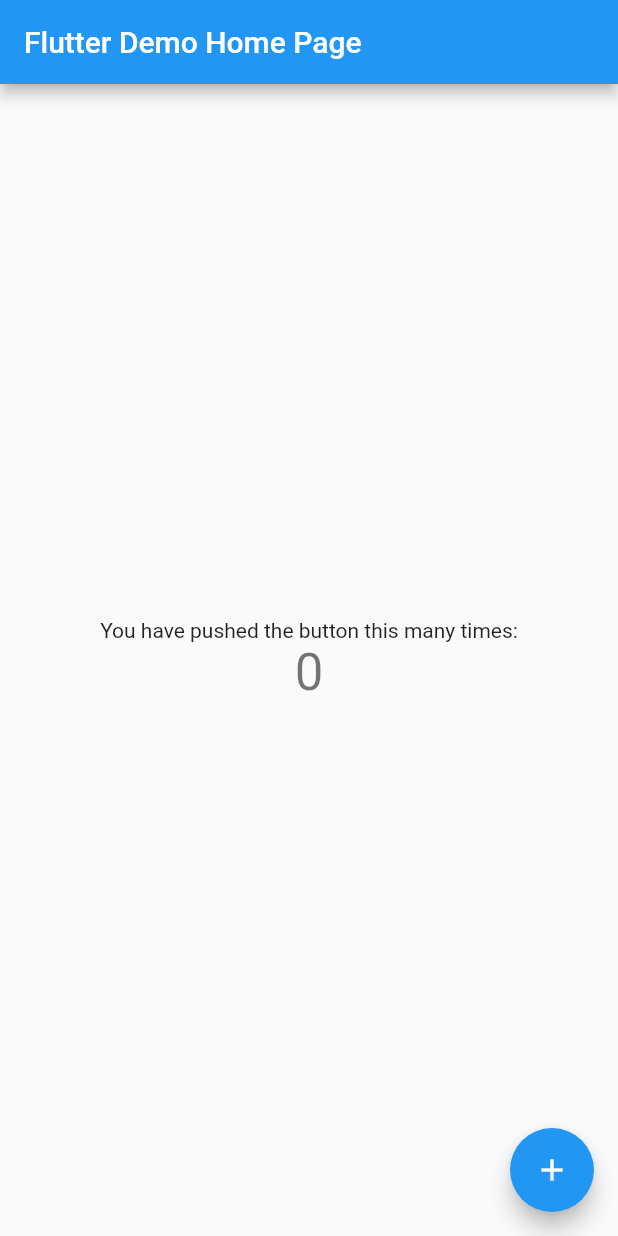
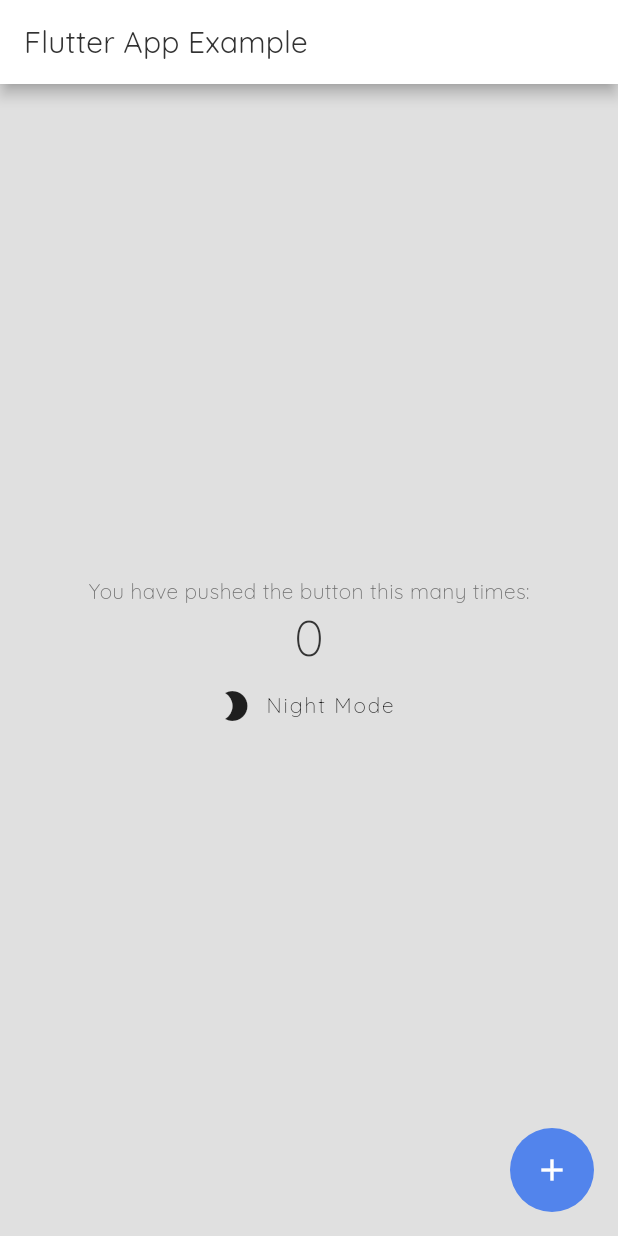
Before and after one commit to theachoem/flutter_image_editor, a Flutter app: the screen it shows after launch, on a phone screen of 412 x 824 dp. Run offline on Flutter 3.47's test engine with Material 2 defaults, Android fonts, the phone set to English and light mode, and no system bars; our stand-ins replace hooks_riverpod.

Commit message:
close #3 theme config with darkmode setup

```diff
--- a/lib/app.dart
+++ b/lib/app.dart
@@ -1,16 +1,17 @@
 import 'package:flutter/material.dart';
 import 'package:flutter_image_editor/homepage.dart';
+import 'package:flutter_image_editor/notifiers/theme_notifier.dart';
+import 'package:hooks_riverpod/all.dart';
 
-class App extends StatelessWidget {
+class App extends ConsumerWidget {
   @override
-  Widget build(BuildContext context) {
+  Widget build(BuildContext context, reader) {
+    final notifier = reader(themeNotifier);
     return MaterialApp(
-      title: 'Flutter Demo',
-      theme: ThemeData(
-        primarySwatch: Colors.blue,
-        visualDensity: VisualDensity.adaptivePlatformDensity,
-      ),
-      home: HomePage(title: 'Flutter Demo Home Page'),
+      title: 'Flutter Image Editor',
+      home: MyHomePage(title: 'Flutter App Example'),
+      themeMode: notifier.themeMode,
+      theme: notifier.themeData,
     );
   }
 }
--- /dev/null
+++ b/lib/constants/config_constant.dart
@@ -0,0 +1,19 @@
+import 'package:flutter/material.dart';
+
+class ConfigConstant {
+  static const double radius = 8.0;
+  static const double margin = 16;
+  static const double iconSize = 16;
+  static const double objectSize = 48;
+  static const double appBarHeight = kToolbarHeight;
+  static const double toolbarHeight = kToolbarHeight;
+
+  static const Duration duration = Duration(milliseconds: 350);
+  static List<BoxShadow> boxShadow = [
+    BoxShadow(
+      blurRadius: 10,
+      color: Colors.black.withOpacity(0.2),
+      offset: Offset(0, 2),
+    )
+  ];
+}
--- a/lib/homepage.dart
+++ b/lib/homepage.dart
@@ -1,14 +1,18 @@
 import 'package:flutter/material.dart';
+import 'package:flutter_image_editor/constants/config_constant.dart';
+import 'package:flutter_image_editor/notifiers/theme_notifier.dart';
+import 'package:flutter_image_editor/widgets/scale_down_on_tap.dart';
+import 'package:hooks_riverpod/all.dart';
 
-class HomePage extends StatefulWidget {
-  HomePage({Key key, this.title}) : super(key: key);
+class MyHomePage extends StatefulWidget {
+  MyHomePage({Key key, this.title}) : super(key: key);
   final String title;
 
   @override
-  _HomePageState createState() => _HomePageState();
+  _MyHomePageState createState() => _MyHomePageState();
 }
 
-class _HomePageState extends State<HomePage> {
+class _MyHomePageState extends State<MyHomePage> {
   int _counter = 0;
 
   void _incrementCounter() {
@@ -17,8 +21,15 @@ class _HomePageState extends State<HomePage> {
     });
   }
 
+  void _resetCounter() {
+    setState(() {
+      _counter = 0;
+    });
+  }
+
   @override
   Widget build(BuildContext context) {
+    final notifier = context.read(themeNotifier);
     return Scaffold(
       appBar: AppBar(
         title: Text(widget.title),
@@ -27,20 +38,36 @@ class _HomePageState extends State<HomePage> {
         child: Column(
           mainAxisAlignment: MainAxisAlignment.center,
           children: <Widget>[
-            Text(
-              'You have pushed the button this many times:',
-            ),
+            Text('You have pushed the button this many times:'),
             Text(
               '$_counter',
               style: Theme.of(context).textTheme.headline4,
             ),
+            FlatButton.icon(
+              label: Text("Night Mode"),
+              icon: Icon(Icons.brightness_2),
+              onPressed: () {
+                notifier.setMode(!notifier.isDarkMode);
+              },
+            )
           ],
         ),
       ),
-      floatingActionButton: FloatingActionButton(
-        onPressed: _incrementCounter,
-        tooltip: 'Increment',
-        child: Icon(Icons.add),
+      floatingActionButton: ScaleDownOnTab(
+        onTap: _incrementCounter,
+        onLongPress: _resetCounter,
+        child: Container(
+          height: ConfigConstant.toolbarHeight,
+          width: ConfigConstant.toolbarHeight,
+          decoration: BoxDecoration(
+            color: Theme.of(context).accentColor,
+            borderRadius: BorderRadius.circular(ConfigConstant.toolbarHeight),
+          ),
+          child: Icon(
+            Icons.add,
+            color: Theme.of(context).primaryColor,
+          ),
+        ),
       ),
     );
   }
--- a/lib/main.dart
+++ b/lib/main.dart
@@ -1,6 +1,11 @@
 import 'package:flutter/material.dart';
 import 'package:flutter_image_editor/app.dart';
+import 'package:hooks_riverpod/all.dart';
 
 void main() {
-  runApp(App());
+  runApp(
+    ProviderScope(
+      child: App(),
+    ),
+  );
 }
--- /dev/null
+++ b/lib/widgets/scale_down_on_tap.dart
@@ -0,0 +1,54 @@
+import 'package:flutter/material.dart';
+
+class ScaleDownOnTab extends StatefulWidget {
+  const ScaleDownOnTab({
+    Key key,
+    @required this.child,
+    this.onTap,
+    this.onLongPress,
+    this.scale = 0.95,
+  }) : super(key: key);
+  final Function onTap;
+  final Function onLongPress;
+  final Widget child;
+  final double scale;
+  @override
+  _ScaleDownOnTabState createState() => _ScaleDownOnTabState();
+}
+
+class _ScaleDownOnTabState extends State<ScaleDownOnTab> with SingleTickerProviderStateMixin {
+  AnimationController _controller;
+  Animation<double> _animation;
+
+  @override
+  void initState() {
+    super.initState();
+    _controller = AnimationController(
+      duration: const Duration(milliseconds: 100),
+      vsync: this,
+    );
+
+    _animation = Tween<double>(begin: 1, end: widget.scale).animate(_controller);
+  }
+
+  @override
+  Widget build(BuildContext context) {
+    return GestureDetector(
+      onTapDown: (val) {
+        _controller.forward();
+      },
+      onTapCancel: () {
+        _controller.reverse();
+      },
+      onTapUp: (val) {
+        _controller.reverse();
+      },
+      onTap: widget.onTap ?? () {},
+      onLongPress: widget.onLongPress ?? null,
+      child: ScaleTransition(
+        scale: _animation,
+        child: widget.child,
+      ),
+    );
+  }
+}
```
Also changed, not shown: lib/configs/theme_config.dart (added, +111 -0 lines), lib/constants/theme_constant.dart (added, +175 -0 lines), lib/notifiers/theme_notifier.dart (added, +46 -0 lines), pubspec.yaml (+12 -15 lines), fonts/Quicksand-Bold.ttf (added), fonts/Quicksand-Light.ttf (added), fonts/Quicksand-Medium.ttf (added), fonts/Quicksand-Regular.ttf (added), fonts/Quicksand-SemiBold.ttf (added), pubspec.lock.
